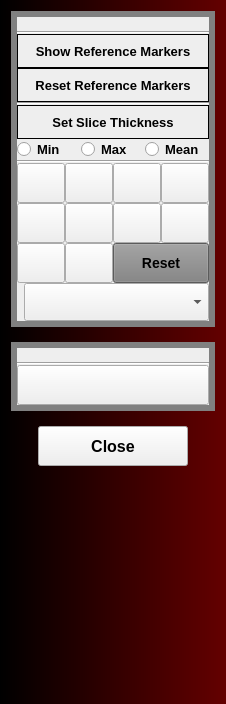
This is Modules/Scripted/QReads/Resources/UI/QReads.ui in KitwareMedical/SlicerQReads as Qt 5 draws it before an edit. The edited form follows.
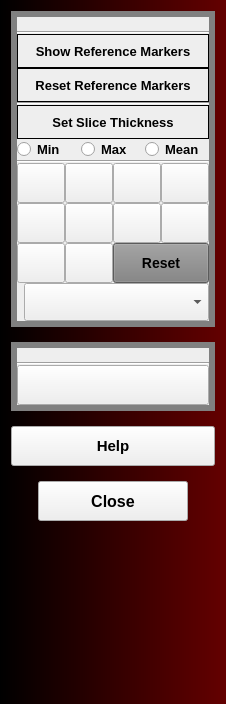
This is the edited form. Icons and pictures are not drawn. Custom widgets are drawn as their Qt base class.

What changed in the file:
```diff
--- a/Modules/Scripted/QReads/Resources/UI/QReads.ui
+++ b/Modules/Scripted/QReads/Resources/UI/QReads.ui
@@ -504,6 +504,31 @@
      </layout>
     </widget>
    </item>
+   <item>
+    <widget class="QPushButton" name="HelpButton">
+     <property name="font">
+      <font>
+       <family>MS Shell Dlg 2</family>
+       <pointsize>11</pointsize>
+       <weight>75</weight>
+       <bold>true</bold>
+      </font>
+     </property>
+     <property name="text">
+      <string>Help</string>
+     </property>
+     <property name="icon">
+      <iconset>
+       <normaloff>../../../../../../Temp/HelpImage.png</normaloff>../../../../../../Temp/HelpImage.png</iconset>
+     </property>
+     <property name="iconSize">
+      <size>
+       <width>32</width>
+       <height>32</height>
+      </size>
+     </property>
+    </widget>
+   </item>
    <item>
     <layout class="QHBoxLayout" name="CloseApplicationLayout">
      <item>
```
Left out of the diff: 34 changed lines with no effect on the pictures.
